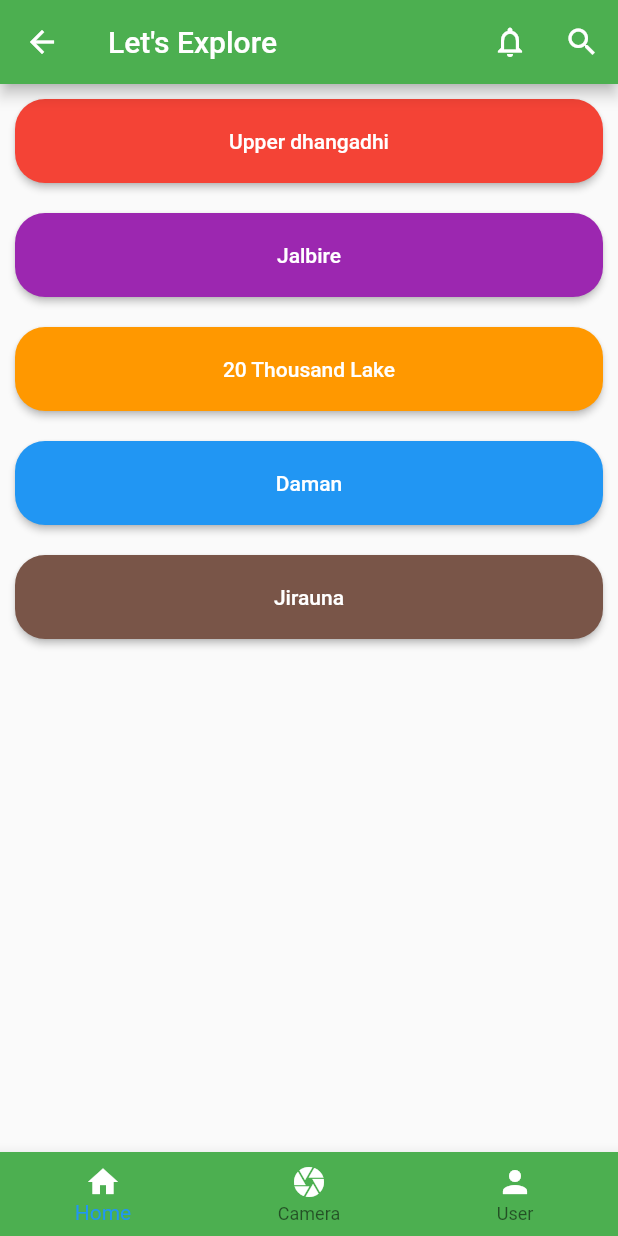
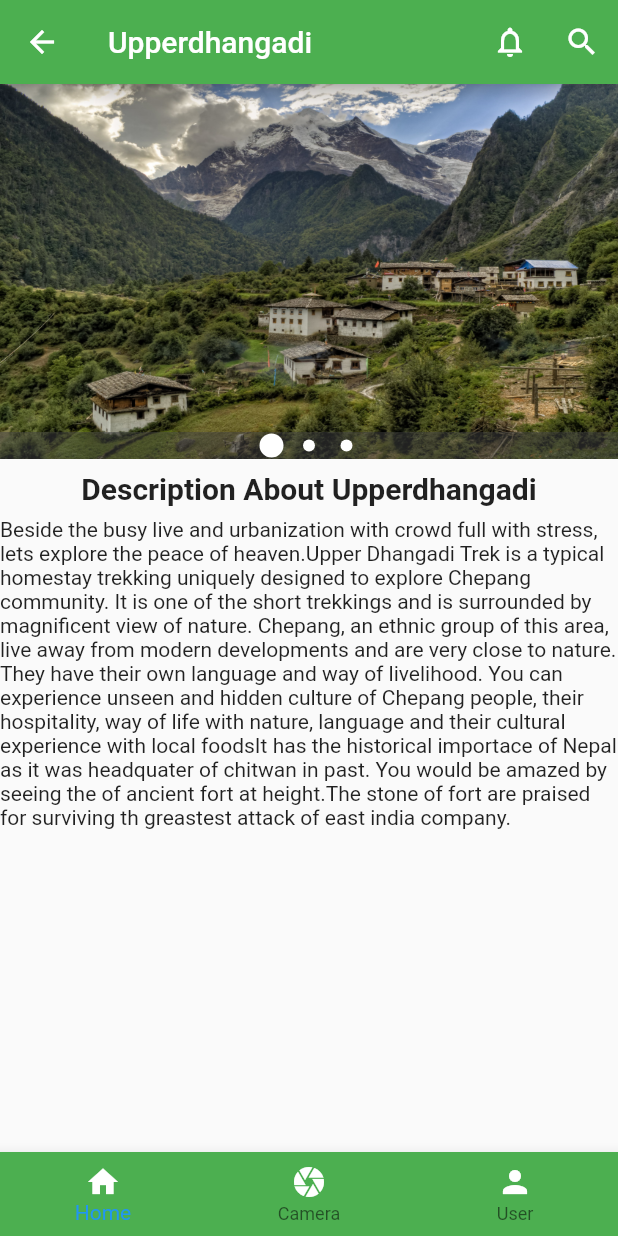
Before and after one commit to i-ces/riseofbeginner, a Flutter app: the MyApp screen opened directly, after a tap on "Upper dhangadhi", on a phone screen of 412 x 824 dp. Run offline on Flutter 3.47's test engine with Material 2 defaults, Android fonts, the phone set to English and light mode, and no system bars; drawn by our look-alikes of carousel_pro.

Commit message:
felihome project

```diff
--- a/felihome/lib/explore.dart
+++ b/felihome/lib/explore.dart
@@ -1,4 +1,4 @@
-// import 'package:felihome/ud.dart';
+import 'package:felihome/ud.dart';
 import 'package:flutter/material.dart';
 // import "package:secondpage/HomePage.dart";
 
@@ -35,8 +35,8 @@ class _MyAppState extends State<MyApp> {
             ),
              padding: const EdgeInsets.all(20.0),
             onPressed: () {
-            // Route route = MaterialPageRoute(builder: (context)=>UpperDhangadi());
-            // Navigator.push(context, route);
+            Route route = MaterialPageRoute(builder: (context)=>Upperdhangadi());
+            Navigator.push(context, route);
             },
             )
           ),
--- /dev/null
+++ b/felihome/lib/ud.dart
@@ -0,0 +1,77 @@
+import 'package:flutter/material.dart';
+import 'package:carousel_pro/carousel_pro.dart';
+void main()=>runApp(Upperdhangadi(),);
+
+class Upperdhangadi extends StatefulWidget {
+  @override
+  _UpperdhangadiState createState() => _UpperdhangadiState();
+}
+
+class _UpperdhangadiState extends State<Upperdhangadi> {
+  @override
+  Widget build(BuildContext context) {
+    Widget image_slider_carousel=Container(
+            height: 250.0,
+      child: Carousel(
+          boxFit: BoxFit.fill,
+        images: [
+          AssetImage("img/1.jpeg"),
+          AssetImage("img/2.jpeg"),
+          AssetImage("img/3.jpeg"),
+        ],
+        autoplay: true,
+        indicatorBgPadding: 1.0,
+      ),
+    );
+    return Scaffold(
+      appBar: AppBar(
+        backgroundColor: Colors.green,
+        title: Text("Upperdhangadi"),
+        actions: <Widget>[
+          IconButton(icon: Icon(Icons.notifications_none),onPressed: (){print("Clicked");},),
+          IconButton(icon: Icon(Icons.search),onPressed: (){print("Clicked");},),
+        ],
+      ),
+      body: ListView(
+        children: <Widget>[
+          image_slider_carousel,
+           Padding(padding: const EdgeInsets.all(8.0),
+          child:Center(
+
+          child: Text("Description About Upperdhangadi",
+          style: TextStyle(fontSize:  20, fontWeight: FontWeight.bold),),
+          ),
+          ),
+          Text(
+            "Beside the busy live and urbanization with crowd full with stress, lets explore the peace of heaven.Upper Dhangadi Trek is a typical homestay trekking uniquely designed to explore Chepang community. It is one of the short trekkings and is surrounded by magnificent view of nature. Chepang, an ethnic group of this area, live away from modern developments and are very close to nature. They have their own language and way of livelihood. You can experience unseen and hidden culture of Chepang people, their hospitality, way of life with nature, language and their cultural experience with local foods"
+"It has the historical importace of Nepal as it was headquater of chitwan in past. You would be amazed by seeing the of ancient fort at height."
+"The stone of fort are praised for surviving th greastest attack of east india company.",
+          ),
+        ],
+      ),
+      bottomNavigationBar: BottomNavigationBar(
+        backgroundColor: Colors.green,
+
+        items:[
+          BottomNavigationBarItem(
+           icon: Icon(Icons.home, color: Colors.white),
+           title: Text('Home',
+           style: TextStyle(color: Colors.white),),
+          ),
+           BottomNavigationBarItem(
+           icon: Icon(Icons.camera, color: Colors.white),
+           title: Text('Camera',
+           style: TextStyle(color: Colors.white),),
+           backgroundColor: Colors.green,
+          ),
+           BottomNavigationBarItem(
+           icon: Icon(Icons.person, color: Colors.white),
+           title: Text('User',
+           style: TextStyle(color: Colors.white),),
+           backgroundColor: Colors.green,
+          ),
+        ],
+      ),
+    );
+  }
+}
```
